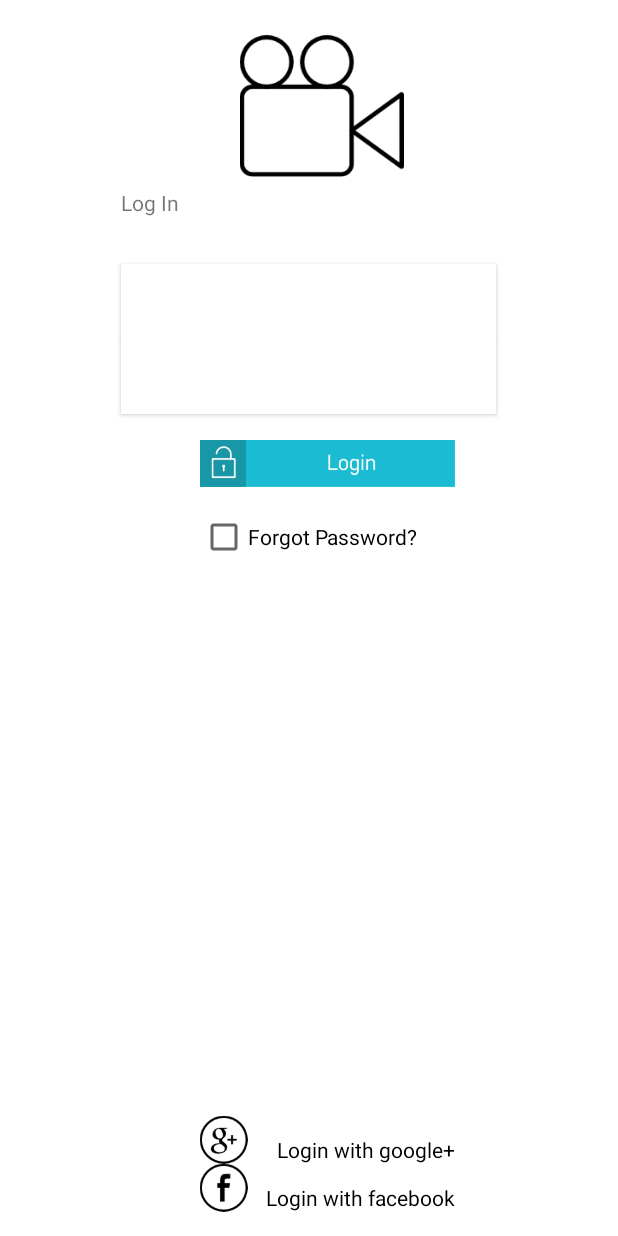
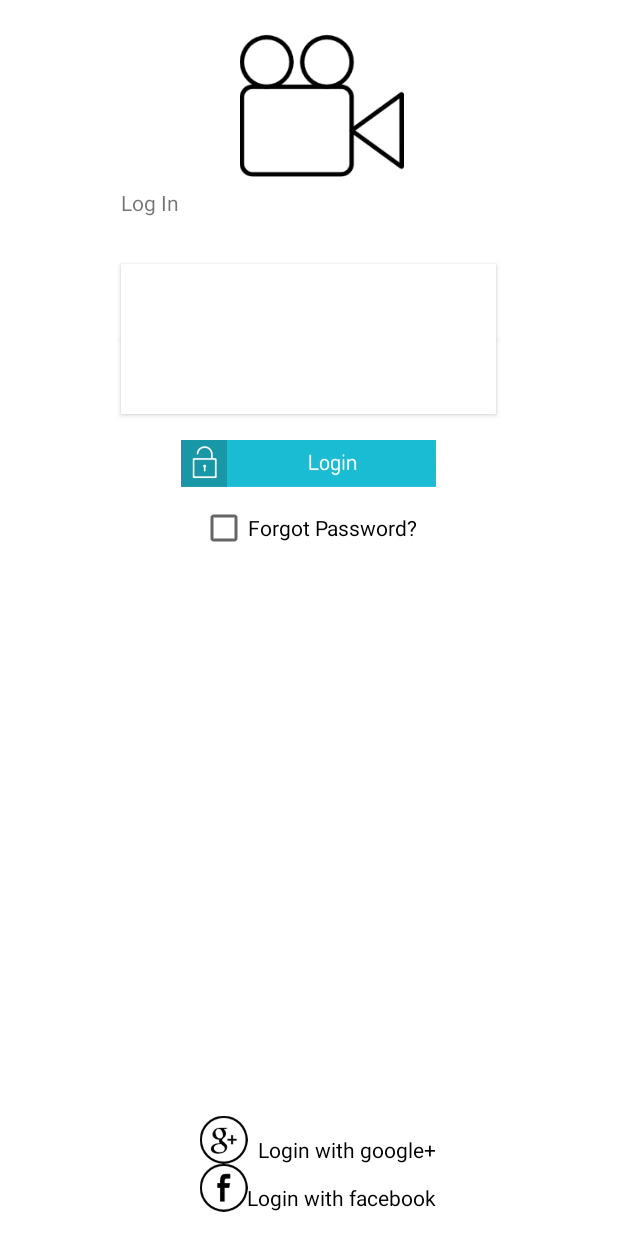
Before and after one commit to VishnuRajcode4passion/MovieMeter, an Android app: the screen it shows after launch (LoginActivity), on a phone screen of 412 x 824 dp. Run offline under Robolectric (Android 15) with nearby library versions, the phone set to English and light mode, and no system bars.

Commit message:
no message

```diff
--- a/app/src/main/java/com/example/machine2/moviesss/LoginActivity.java
+++ b/app/src/main/java/com/example/machine2/moviesss/LoginActivity.java
@@ -49,6 +49,6 @@ public class LoginActivity extends AppCompatActivity
         {
             Toast.makeText(this, "Press the back button once again to close the application.", Toast.LENGTH_SHORT).show();
             backButtonCount++;
-        }
+        }//comment
     }
 }
--- a/app/src/main/res/layout/content_login.xml
+++ b/app/src/main/res/layout/content_login.xml
@@ -93,7 +93,7 @@
         android:id="@+id/imageView6"
         android:src="@drawable/login"
         android:layout_below="@+id/card_view2"
-        android:layout_alignStart="@+id/checkBox" />
+        android:layout_centerHorizontal="true" />
 
     <TextView
         android:layout_width="wrap_content"
@@ -106,7 +106,7 @@
 
     <CheckBox
         android:layout_width="wrap_content"
-        android:layout_height="wrap_content"
+        android:layout_height="20dp"
         android:text="Forgot Password?"
         android:id="@+id/checkBox"
         android:checked="false"
--- a/app/src/main/res/layout/login_layout.xml
+++ b/app/src/main/res/layout/login_layout.xml
@@ -67,7 +67,7 @@
         android:layout_width="wrap_content"
         android:layout_height="wrap_content"
         android:id="@+id/imageView5"
-        android:src="@drawable/linkdin"
+
         android:layout_marginBottom="25dp"
         android:layout_alignParentBottom="true"
         android:layout_alignStart="@+id/textView2" />
```
Also changed, not shown: app/src/main/res/drawable-hdpi/linkdin.png (deleted), app/src/main/res/drawable-mdpi/linkdin.png (deleted), app/src/main/res/drawable-xhdpi/linkdin.png (deleted), app/src/main/res/drawable-xxhdpi/linkdin.png (deleted), app/src/main/res/drawable-xxxhdpi/linkdin.png (deleted).
